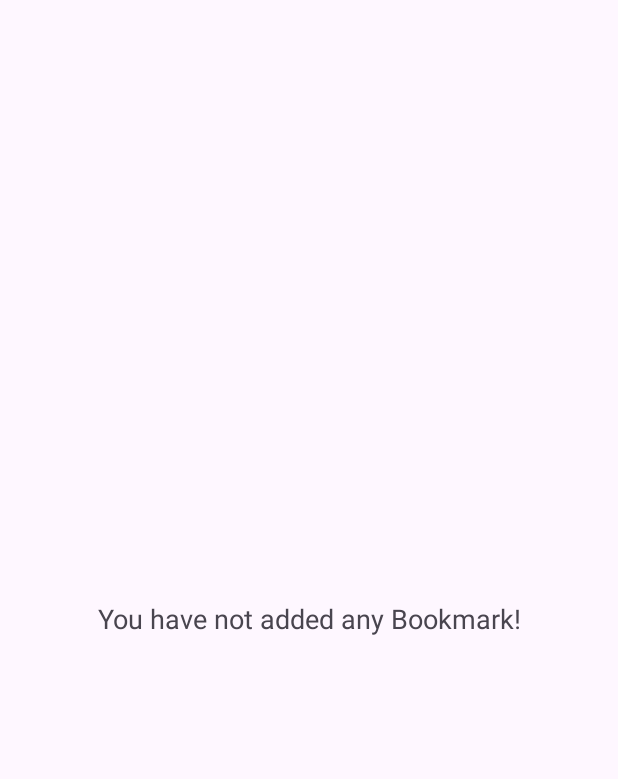
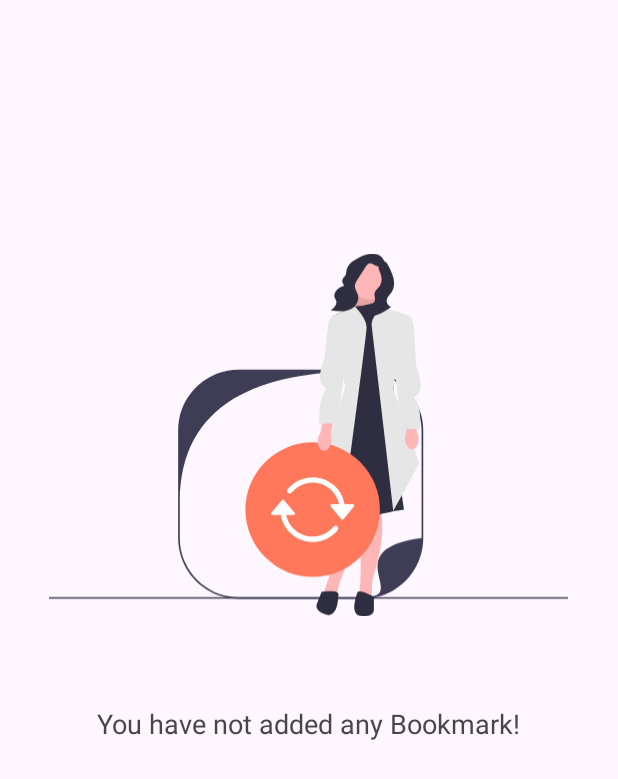
Before and after one commit to Sayantan-2022/Breeze, an Android app: the layout fragment_no_bookmark.xml on its own in the app's theme, with its tools: preview values and no code run, on a phone screen of 412 x 824 dp. Shown: the top 779 px of the screen. Run offline under Robolectric (Android 15) with nearby library versions, the phone set to English and light mode, and no system bars.

Commit message:
Project Files

```diff
--- a/app/src/main/java/com/example/breeze/MainActivity.kt
+++ b/app/src/main/java/com/example/breeze/MainActivity.kt
@@ -28,7 +28,6 @@ class MainActivity : AppCompatActivity() {
 
     override fun onCreate(savedInstanceState: Bundle?) {
         super.onCreate(savedInstanceState)
-        enableEdgeToEdge()
         setContentView(R.layout.activity_main)
 
         firebaseAuth = FirebaseAuth.getInstance()
--- /dev/null
+++ b/app/src/main/res/drawable/undraw_not_found_6bgl.xml
@@ -0,0 +1,49 @@
+<vector xmlns:android="http://schemas.android.com/apk/res/android" android:autoMirrored="true" android:height="458.69dp" android:viewportHeight="458.69" android:viewportWidth="656" android:width="656dp">
+
+    <path android:fillColor="#3f3d56" android:pathData="M0,434.34h656v2h-656z"/>
+
+    <path android:fillColor="#3f3d56" android:pathData="M471.97,210.81c-6.07,-36.42 -37.73,-64.17 -75.86,-64.17L240.15,146.64c-38.12,0 -69.77,27.73 -75.86,64.12 -0.7,4.16 -1.07,8.44 -1.07,12.81v135.89c0,4.36 0.36,8.64 1.07,12.8 4.85,29 25.93,52.5 53.59,60.84 7.05,2.13 14.53,3.28 22.28,3.28h155.96c7.75,0 15.23,-1.15 22.28,-3.28 27.66,-8.35 48.75,-31.87 53.59,-60.89 0.7,-4.15 1.06,-8.41 1.06,-12.75L473.03,223.58c0,-4.35 -0.36,-8.61 -1.06,-12.76h-0ZM409.3,433.1c-4.29,0.76 -8.7,1.16 -13.2,1.16L240.15,434.27c-4.5,0 -8.91,-0.4 -13.2,-1.16 -35.02,-6.23 -61.61,-36.83 -61.61,-73.64v-45.11c0,-127.45 103.31,-165.59 230.76,-165.59 41.31,0 74.81,33.49 74.81,74.81v135.89c-100.29,13.42 -26.59,67.41 -61.61,73.64l0,0Z"/>
+
+    <path android:fillColor="#ff785b" android:pathData="M349.16,249.19l6,39l88,-12l-8.5,-45.57l-85.5,18.57z"/>
+
+    <path android:fillColor="#2f2e41" android:pathData="M381.84,30.34h36.38v37.66h-36.38z"/>
+
+    <path android:fillColor="#ffb6b6" android:pathData="M385.16,70.19l9,-27l17.54,0l0.92,27l-27.46,0z"/>
+
+    <path android:fillAlpha="0.1" android:fillColor="#FF000000" android:pathData="M385.16,70.19l9,-27l17.54,0l0.92,27l-27.46,0z" android:strokeAlpha="0.1"/>
+
+    <path android:fillColor="#ffb6b6" android:pathData="M394.66,310.69l-1,104 -1,8v11.48l15,1.52 1,-23s16,-45 12,-80 -2,-25 -2,-25l-24,3Z"/>
+
+    <path android:fillColor="#ffb6b6" android:pathData="M404.18,318.85l-36.9,97.24 -1.98,7.82 -4.18,10.7 -14.52,-4.04 7.44,-21.79s1.47,-47.74 17.92,-78.88 10.96,-22.56 10.96,-22.56l21.26,11.53v0Z"/>
+
+    <path android:fillColor="#2f2e41" android:pathData="M385.16,67.19l-27,12 17.24,89.01 -2.72,127.76 -18,38s-3.02,21.73 27.98,7.73 66,-18 66,-18l-8.5,-58.5 -7.5,-153.5 1,-34 -22,-14s-26.5,3.5 -26.5,3.5Z"/>
+
+    <path android:fillColor="#e6e6e6" android:pathData="M370.12,335.34l-29.96,-50.16 34.24,-116.99 -16.24,-89.01 28.49,-12.2s14.75,14.36 14.75,26.21 -31.28,242.14 -31.28,242.14v-0Z"/>
+
+    <path android:fillColor="#e6e6e6" android:pathData="M435.12,325.34l-27.2,-233.63c-0.34,-2.95 0.16,-5.94 1.45,-8.61l7.78,-16.11 30.5,8.7 -12.26,95.51 32.76,93.99 -33.04,60.16Z"/>
+
+    <path android:fillColor="#2f2e41" android:pathData="M410.66,433.69s-19,-11 -21,-5 -3,11 -3,11c0,0 -5,19 10,19s14,-8.64 14,-8.64v-16.36Z"/>
+
+    <path android:fillColor="#2f2e41" android:pathData="M344.54,427.61s21.7,-3.33 21.38,2.98c-0.32,6.32 -1.21,11.34 -1.21,11.34 0,0 -2.25,19.52 -16.23,14.06s-9.9,-13.14 -9.9,-13.14l5.95,-15.24 -0,-0Z"/>
+
+    <path android:fillColor="#ffb6b6" android:pathData="M404.1,33.02m-24.86,0a24.86,24.86 0,1 1,49.72 0a24.86,24.86 0,1 1,-49.72 0"/>
+
+    <path android:fillColor="#2f2e41" android:pathData="M423.96,10.87c-1.16,-6.13 -7.45,-10.28 -13.67,-10.8s-12.3,1.83 -17.9,4.58c-3.79,1.87 -7.53,3.97 -10.6,6.87s-5.46,6.7 -6.01,10.89c-0.2,1.48 -0.17,3.03 -0.78,4.4 -0.76,1.71 -2.39,2.87 -3.37,4.46 -1.76,2.85 -0.95,7 1.75,8.98 -3.4,1.45 -6.89,2.96 -9.49,5.6s-4.09,6.7 -2.67,10.11c0.5,1.21 1.33,2.26 1.76,3.5 0.82,2.34 0.04,5.01 -1.41,7.03s-3.49,3.51 -5.5,4.97c5.16,1.01 10.43,1.8 15.67,1.33s10.5,-2.31 14.29,-5.95c3.79,-3.64 5.88,-9.26 4.52,-14.35 -1.04,-3.89 -3.96,-7.3 -3.96,-11.33 0,-3.1 1.74,-5.89 3.42,-8.49 3.67,-5.68 7.35,-11.36 11.02,-17.04 0.66,-1.02 1.36,-2.08 2.4,-2.7 1.78,-1.06 4.08,-0.6 5.95,0.29 1.87,0.88 3.58,2.15 5.58,2.7 4.07,1.12 8.8,-1.45 10.09,-5.47"/>
+
+    <path android:fillColor="#2f2e41" android:pathData="M409.28,61.43c-2.07,2.01 -5.06,2.65 -7.82,3.47s-5.71,2.09 -6.95,4.69c-1.22,2.55 -0.33,5.79 1.69,7.77s4.96,2.81 7.79,2.77c2.83,-0.04 5.58,-0.87 8.24,-1.83 7.27,-2.63 14.16,-6.32 20.37,-10.92 -4.03,-1.11 -6.66,-5.82 -5.51,-9.83 0.94,-3.27 3.8,-5.55 5.76,-8.33 3.36,-4.79 3.92,-11.11 2.81,-16.85 -1.11,-5.75 -3.73,-11.07 -6.32,-16.32 -0.82,-1.66 -1.66,-3.35 -2.94,-4.68 -1.28,-1.34 -3.09,-2.3 -4.93,-2.1 -3.05,0.32 -5,3.67 -5.02,6.74s1.33,5.95 2.35,8.85c1.05,2.98 1.78,6.14 1.5,9.29 -0.24,2.64 -1.2,5.21 -2.75,7.36 -1.2,1.66 -2.72,3.05 -4.03,4.63 -1.01,1.22 -1.9,2.6 -2.16,4.16 -0.48,2.84 1.18,5.71 0.73,8.56 -0.48,3.01 -3.65,5.31 -6.65,4.84"/>
+
+    <path android:fillColor="#ff785b" android:pathData="M333.25,323.64m-85,0a85,85 0,1 1,170 0a85,85 0,1 1,-170 0"/>
+
+    <path android:fillColor="#fff" android:pathData="M384.18,316.82h-10.57c-1.64,-9.69 -6.72,-18.46 -14.29,-24.72 -17.43,-14.4 -43.24,-11.94 -57.64,5.49 -0.05,0.06 -0.1,0.11 -0.14,0.17 -1.15,1.49 -0.87,3.63 0.62,4.78 1.49,1.15 3.63,0.87 4.78,-0.62 6.26,-7.58 15.72,-12.4 26.31,-12.4 16.21,0 30.18,11.41 33.43,27.29h-9.32c-0.4,0 -0.78,0.14 -1.09,0.4 -0.72,0.6 -0.82,1.68 -0.22,2.4l13.41,16.1c0.07,0.08 0.14,0.15 0.22,0.22 0.72,0.6 1.8,0.51 2.4,-0.22l13.41,-16.1c0.26,-0.31 0.39,-0.69 0.4,-1.09 0,-0.94 -0.76,-1.71 -1.7,-1.71v0Z"/>
+
+    <path android:fillColor="#fff" android:pathData="M364.34,344.73c-1.49,-1.15 -3.63,-0.87 -4.78,0.62 -4.96,6.01 -11.83,10.14 -19.46,11.7 -18.46,3.78 -36.49,-8.12 -40.27,-26.58h9.32c0.94,-0 1.71,-0.76 1.7,-1.71 -0,-0.4 -0.14,-0.78 -0.4,-1.09l-13.41,-16.1c-0.6,-0.72 -1.68,-0.82 -2.4,-0.22 -0.08,0.07 -0.15,0.14 -0.22,0.22l-13.41,16.1c-0.6,0.72 -0.5,1.8 0.22,2.4 0.31,0.26 0.69,0.39 1.09,0.4h10.57c1.64,9.69 6.72,18.46 14.29,24.72 17.43,14.4 43.24,11.94 57.64,-5.49 0.05,-0.06 0.1,-0.11 0.14,-0.17 1.15,-1.49 0.87,-3.63 -0.62,-4.78h0Z"/>
+
+    <path android:fillColor="#ffb6b6" android:pathData="M356.98,237.19c-1.03,7.37 -5.66,12.81 -10.35,12.15 -4.69,-0.66 -7.65,-7.16 -6.62,-14.53 0.37,-2.95 1.44,-5.77 3.13,-8.22l4.76,-31.16 14.57,2.54 -6.24,30.44c0.95,2.82 1.21,5.82 0.75,8.76h-0Z"/>
+
+    <path android:fillColor="#e6e6e6" android:pathData="M369.66,77.69s-15,-5 -17,13 -4,40 -4,40c0,0 -9,21 -5,32s11,3.33 4,12.67 -6.02,40.05 -6.02,40.05l22.52,-1.13s12.5,-82.58 12.5,-84.58 -7,-52 -7,-52v0Z"/>
+
+    <path android:fillColor="#ffb6b6" android:pathData="M467.16,233.85c0.28,7.43 -3.33,13.6 -8.06,13.78s-8.79,-5.7 -9.07,-13.14c-0.15,-2.97 0.41,-5.93 1.64,-8.64l-0.78,-31.51 14.79,-0.05 -0.8,31.07c1.43,2.61 2.21,5.52 2.28,8.49l0,0Z"/>
+
+    <path android:fillColor="#e6e6e6" android:pathData="M444.07,77.35s15.09,-4.73 16.77,13.3 3.28,51.07 3.28,51.07c0,0 8.62,21.16 4.43,32.08s-11.06,3.13 -4.23,12.59c6.83,9.46 4.38,36.13 4.38,36.13l-22.5,-1.54s-10.09,-78.77 -10.06,-80.77 7.93,-62.87 7.93,-62.87l-0,0Z"/>
+
+</vector>
--- a/app/src/main/res/layout/fragment_no_bookmark.xml
+++ b/app/src/main/res/layout/fragment_no_bookmark.xml
@@ -19,7 +19,21 @@
             android:textSize="18sp"
             app:layout_constraintBottom_toBottomOf="parent"
             app:layout_constraintEnd_toEndOf="parent"
+            app:layout_constraintHorizontal_bias="0.496"
             app:layout_constraintStart_toStartOf="parent"
-            app:layout_constraintTop_toTopOf="parent" />
+            app:layout_constraintTop_toTopOf="parent"
+            app:layout_constraintVertical_bias="0.588" />
+
+        <ImageView
+            android:id="@+id/imageView2"
+            android:layout_width="346dp"
+            android:layout_height="360dp"
+            android:src="@drawable/undraw_not_found_6bgl"
+            app:layout_constraintBottom_toTopOf="@+id/textView"
+            app:layout_constraintEnd_toEndOf="parent"
+            app:layout_constraintHorizontal_bias="0.492"
+            app:layout_constraintStart_toStartOf="parent"
+            app:layout_constraintTop_toTopOf="parent"
+            app:layout_constraintVertical_bias="1.0" />
     </androidx.constraintlayout.widget.ConstraintLayout>
 </FrameLayout>
```
